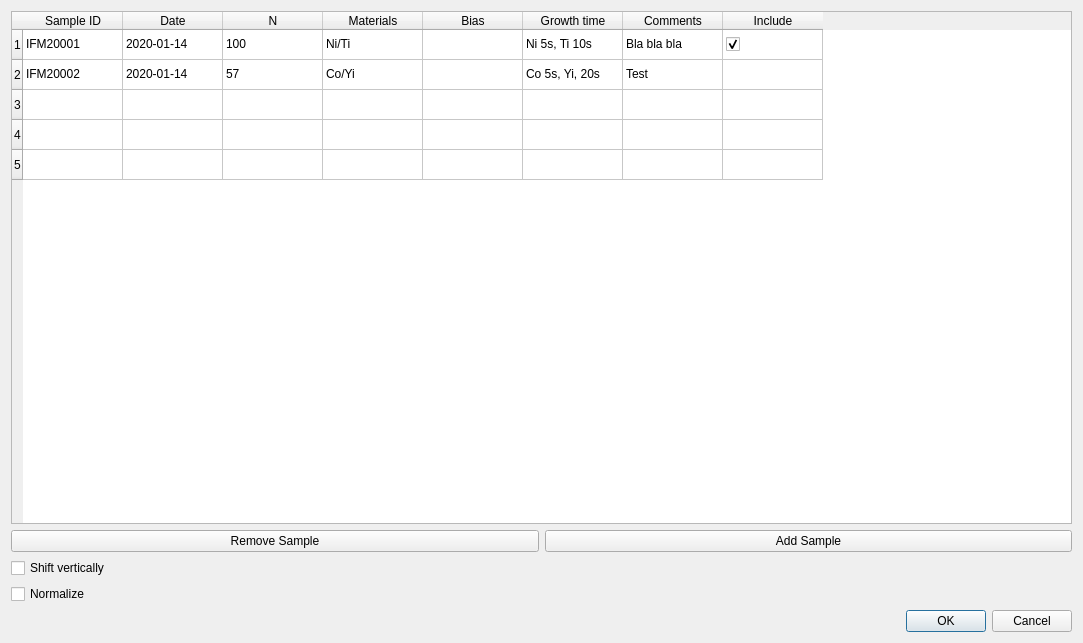
Qt form simple_dialog.ui (sstendahl/KARIN) before a commit.
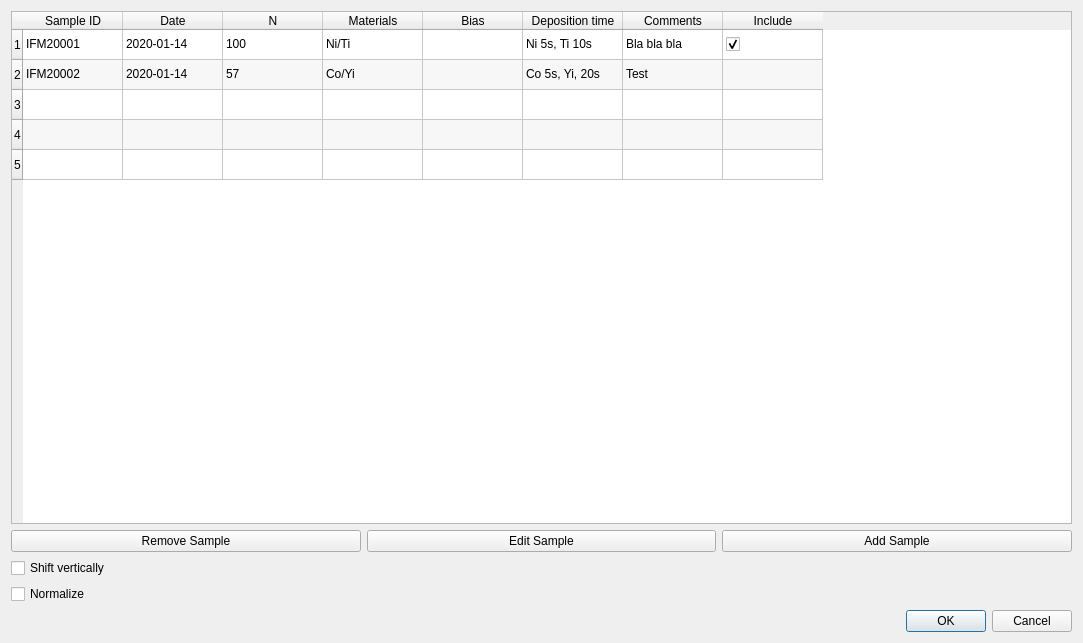
The same form after that commit.

Commit message: Implemented sample edit mode

The edit to the form file:
```diff
--- a/simple_dialog.ui
+++ b/simple_dialog.ui
@@ -31,6 +31,9 @@
      <property name="dragEnabled">
       <bool>false</bool>
      </property>
+     <property name="alternatingRowColors">
+      <bool>true</bool>
+     </property>
      <property name="selectionBehavior">
       <enum>QAbstractItemView::SelectRows</enum>
      </property>
@@ -98,7 +101,7 @@
      </column>
      <column>
       <property name="text">
-       <string>Growth time</string>
+       <string>Deposition time</string>
       </property>
      </column>
      <column>
@@ -222,6 +225,13 @@
        </property>
       </widget>
      </item>
+     <item row="0" column="1">
+      <widget class="QPushButton" name="editSample_button">
+       <property name="text">
+        <string>Edit Sample</string>
+       </property>
+      </widget>
+     </item>
     </layout>
    </item>
    <item row="2" column="0">
```
The commit also changes 6 other files.
